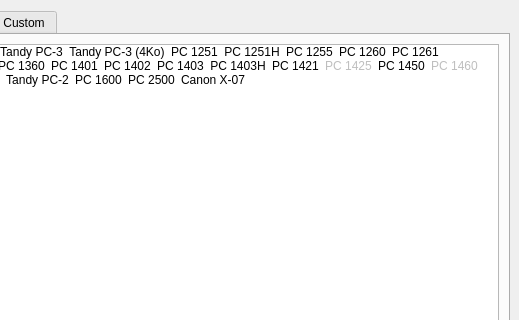
TheProjecter/pockemul, file ui/startup.ui: the form before one commit; both pictures show x 185 to 704 and y 0 to 320 of the 704 by 557 pixel window.
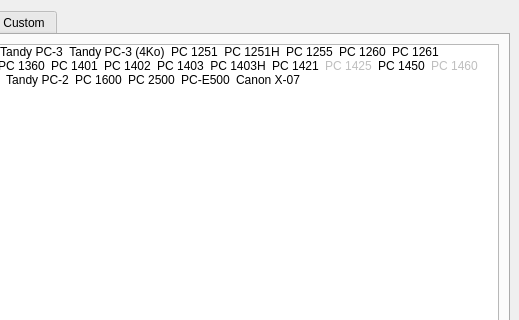
The form after the commit. Icons and pictures are not drawn.

```diff
--- a/ui/startup.ui
+++ b/ui/startup.ui
@@ -356,6 +356,15 @@
             <normaloff>:/PC2500/pc2500/pc-2500.jpg</normaloff>:/PC2500/pc2500/pc-2500.jpg</iconset>
           </property>
          </item>
+         <item>
+          <property name="text">
+           <string>PC-E500</string>
+          </property>
+          <property name="icon">
+           <iconset resource="../resources/e500.qrc">
+            <normaloff>:/e500/pc-e500.png</normaloff>:/e500/pc-e500.png</iconset>
+          </property>
+         </item>
          <item>
           <property name="text">
            <string>Canon X-07</string>
```
Left out of the diff: 1 changed line with no effect on the pictures.
